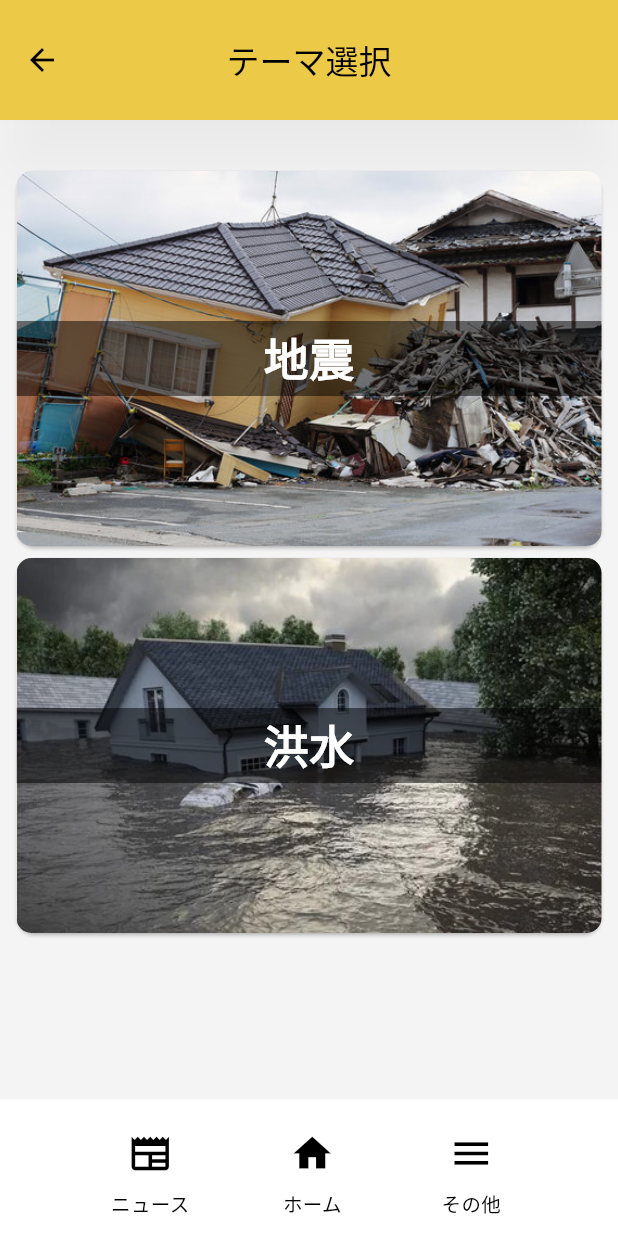
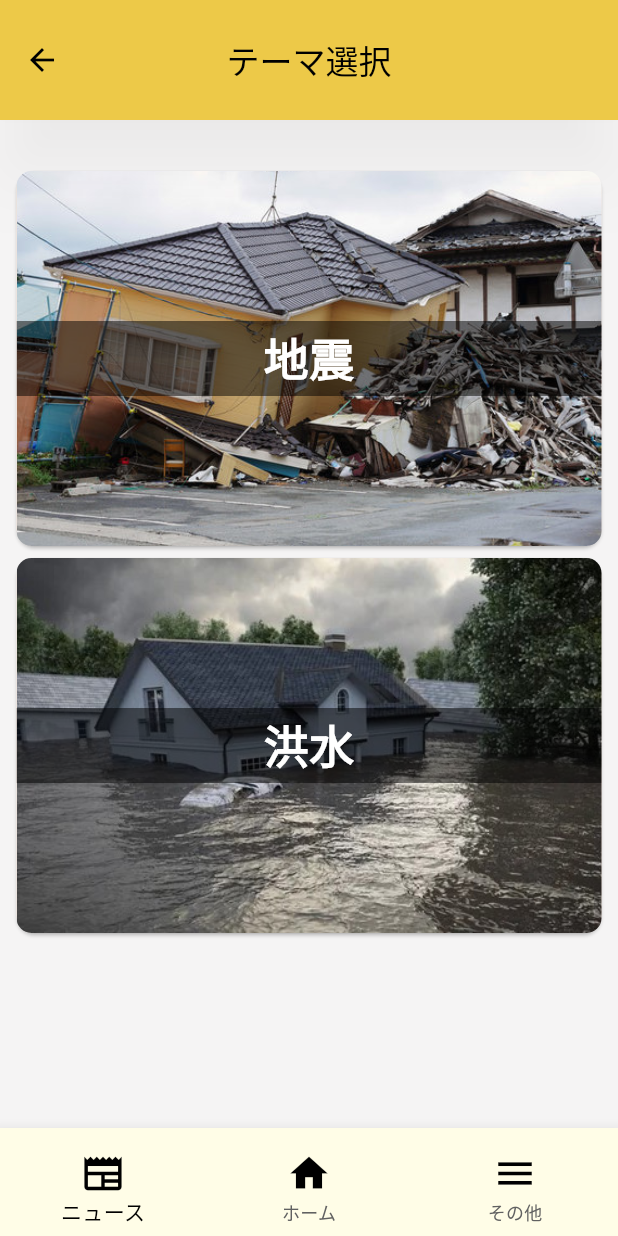
Before and after one commit to Campfire-Social-Impl/disaster_flow, a Flutter app: the FlowScreen screen opened directly, on a phone screen of 412 x 824 dp. Run offline on Flutter 3.47's test engine with Material 3 defaults, Android fonts, the phone set to English and light mode, and no system bars; our stand-ins replace drift, hooks_riverpod, sqlite3_flutter_libs; missing offline and left inert: sqlite3; accounts and stored records are empty; generated files the repository leaves out were written again.

Commit message:
update: fixed args

```diff
--- a/lib/pages/flow_page.dart
+++ b/lib/pages/flow_page.dart
@@ -18,31 +18,67 @@
       body: ListView(
         padding: const EdgeInsets.symmetric(vertical: 30, horizontal: 7),
         children: [
-          _buildCard(context, "assets/images/earthquake.png", "地震", () {}),
-          _buildCard(context, "assets/images/flood.png", "洪水", () {}),
+          _buildCard(
+            context,
+            path: "assets/images/earthquake.png",
+            title: "地震",
+            onTap: () {},
+          ),
+          _buildCard(
+            context,
+            path: "assets/images/flood.png",
+            title: "洪水",
+            onTap: () {},
+          ),
         ],
       ),
-      bottomNavigationBar: BottomAppBar(
-        color: const Color.fromARGB(255, 255, 255, 255),
-        height: 91,
-        child: Row(
-          mainAxisAlignment: MainAxisAlignment.spaceEvenly,
-          children: [
-            _buildBottomNavItem(Icons.newspaper, 'ニュース', () {}),
-            _buildBottomNavItem(Icons.home, 'ホーム', () {}),
-            _buildBottomNavItem(Icons.menu, 'その他', () {}),
-          ],
-        ),
+      bottomNavigationBar: BottomNavigationBar(
+        fixedColor: Colors.black,
+        unselectedItemColor: Colors.grey[700],
+        iconSize: 30,
+        backgroundColor: Colors.yellow[50],
+        items: const [
+          BottomNavigationBarItem(
+            icon: Padding(
+              padding: EdgeInsets.only(top: 8),
+              child: Icon(
+                Icons.newspaper,
+                color: Colors.black,
+              ),
+            ),
+            label: 'ニュース',
+          ),
+          BottomNavigationBarItem(
+            icon: Padding(
+              padding: EdgeInsets.only(top: 8),
+              child: Icon(
+                Icons.home,
+                color: Colors.black,
+              ),
+            ),
+            label: 'ホーム',
+          ),
+          BottomNavigationBarItem(
+            icon: Padding(
+              padding: EdgeInsets.only(top: 8),
+              child: Icon(
+                Icons.menu,
+                color: Colors.black,
+              ),
+            ),
+            label: 'その他',
+          ),
+        ],
       ),
     );
   }
 
   Widget _buildCard(
-    BuildContext context,
-    String path,
-    String title,
+    BuildContext context, {
+    required String path,
+    required String title,
     void Function()? onTap,
-  ) {
+  }) {
     return Card(
       child: InkWell(
         onTap: onTap,
@@ -82,85 +118,4 @@
       ),
     );
   }
-
-  // カードウィジェットを生成する関数
-  Widget _buildOptionCard(
-    BuildContext context, {
-    required String title,
-    required String imagePath,
-    required VoidCallback onTap,
-  }) {
-    return Container(
-      decoration: BoxDecoration(
-        boxShadow: [
-          BoxShadow(
-            color: Colors.black.withOpacity(0.25), // 影の色
-            blurRadius: 10, // ぼかしの強さ
-            spreadRadius: 2, // 影の広がり
-            offset: Offset(0, 5), // 影の位置（X, Y方向）
-          ),
-        ],
-      ),
-      child: InkWell(
-        onTap: onTap,
-        child: ClipRRect(
-          borderRadius: BorderRadius.circular(30), // 均等な角丸を適用
-          child: Stack(
-            alignment: Alignment.center,
-            children: [
-              Image.asset(
-                imagePath,
-                width: 400, // 幅を設定
-                height: 250, // 高さを設定
-                fit: BoxFit.cover, // 画像を均等に配置
-              ),
-              Align(
-                alignment: Alignment.center,
-                child: Container(
-                  decoration: BoxDecoration(
-                    color: Colors.black.withOpacity(0.5), // 背景色を黒に設定（透過あり）
-                    borderRadius: BorderRadius.circular(15), // 同じ角丸を適用
-                  ),
-                  width: double.infinity,
-                  height: 50,
-                  alignment: Alignment.center,
-                  child: Text(
-                    title,
-                    style: TextStyle(
-                      color: Colors.white,
-                      fontSize: 30,
-                      fontWeight: FontWeight.w600,
-                    ),
-                  ),
-                ),
-              ),
-            ],
-          ),
-        ),
-      ),
-    );
-  }
-
-  // BottomNavigationBarのアイテムを生成する関数
-  Widget _buildBottomNavItem(IconData icon, String label, VoidCallback onTap) {
-    return Column(
-      mainAxisSize: MainAxisSize.min,
-      children: [
-        IconButton(
-          padding: EdgeInsets.zero,
-          iconSize: 30,
-          icon: Icon(icon, color: const Color.fromARGB(255, 0, 0, 0)),
-          onPressed: onTap,
-        ),
-        Text(
-          label,
-          style: TextStyle(
-            color: Colors.black,
-            fontSize: 13,
-            fontWeight: FontWeight.w500,
-          ),
-        ),
-      ],
-    );
-  }
 }
```
